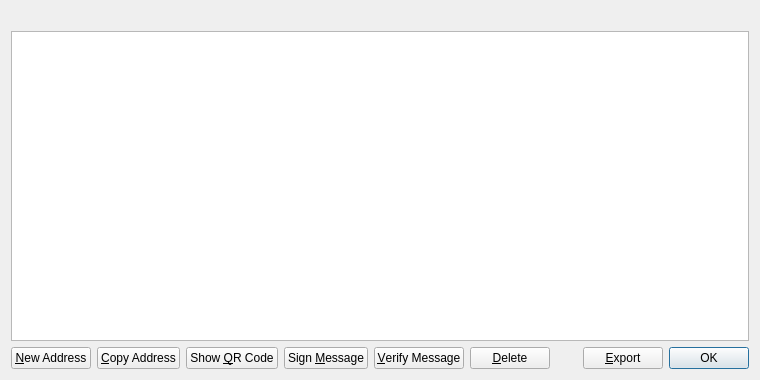
Old version of the form src/qt/forms/addressbookpage.ui in the repository IParn/LimecoinX.
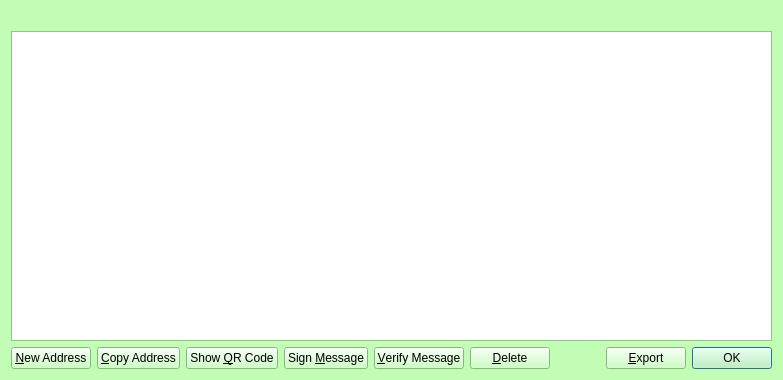
New version of the form. Icons and pictures are not drawn.

```diff
--- a/src/qt/forms/addressbookpage.ui
+++ b/src/qt/forms/addressbookpage.ui
@@ -6,10 +6,431 @@
    <rect>
     <x>0</x>
     <y>0</y>
-    <width>760</width>
+    <width>783</width>
     <height>380</height>
    </rect>
   </property>
+  <property name="sizeIncrement">
+   <size>
+    <width>0</width>
+    <height>0</height>
+   </size>
+  </property>
+  <property name="palette">
+   <palette>
+    <active>
+     <colorrole role="WindowText">
+      <brush brushstyle="SolidPattern">
+       <color alpha="255">
+        <red>0</red>
+        <green>0</green>
+        <blue>0</blue>
+       </color>
+      </brush>
+     </colorrole>
+     <colorrole role="Button">
+      <brush brushstyle="SolidPattern">
+       <color alpha="255">
+        <red>193</red>
+        <green>253</green>
+        <blue>181</blue>
+       </color>
+      </brush>
+     </colorrole>
+     <colorrole role="Light">
+      <brush brushstyle="SolidPattern">
+       <color alpha="255">
+        <red>255</red>
+        <green>255</green>
+        <blue>255</blue>
+       </color>
+      </brush>
+     </colorrole>
+     <colorrole role="Midlight">
+      <brush brushstyle="SolidPattern">
+       <color alpha="255">
+        <red>224</red>
+        <green>254</green>
+        <blue>218</blue>
+       </color>
+      </brush>
+     </colorrole>
+     <colorrole role="Dark">
+      <brush brushstyle="SolidPattern">
+       <color alpha="255">
+        <red>96</red>
+        <green>126</green>
+        <blue>90</blue>
+       </color>
+      </brush>
+     </colorrole>
+     <colorrole role="Mid">
+      <brush brushstyle="SolidPattern">
+       <color alpha="255">
+        <red>129</red>
+        <green>169</green>
+        <blue>121</blue>
+       </color>
+      </brush>
+     </colorrole>
+     <colorrole role="Text">
+      <brush brushstyle="SolidPattern">
+       <color alpha="255">
+        <red>0</red>
+        <green>0</green>
+        <blue>0</blue>
+       </color>
+      </brush>
+     </colorrole>
+     <colorrole role="BrightText">
+      <brush brushstyle="SolidPattern">
+       <color alpha="255">
+        <red>255</red>
+        <green>255</green>
+        <blue>255</blue>
+       </color>
+      </brush>
+     </colorrole>
+     <colorrole role="ButtonText">
+      <brush brushstyle="SolidPattern">
+       <color alpha="255">
+        <red>0</red>
+        <green>0</green>
+        <blue>0</blue>
+       </color>
+      </brush>
+     </colorrole>
+     <colorrole role="Base">
+      <brush brushstyle="SolidPattern">
+       <color alpha="255">
+        <red>255</red>
+        <green>255</green>
+        <blue>255</blue>
+       </color>
+      </brush>
+     </colorrole>
+     <colorrole role="Window">
+      <brush brushstyle="SolidPattern">
+       <color alpha="255">
+        <red>193</red>
+        <green>253</green>
+        <blue>181</blue>
+       </color>
+      </brush>
+     </colorrole>
+     <colorrole role="Shadow">
+      <brush brushstyle="SolidPattern">
+       <color alpha="255">
+        <red>0</red>
+        <green>0</green>
+        <blue>0</blue>
+       </color>
+      </brush>
+     </colorrole>
+     <colorrole role="AlternateBase">
+      <brush brushstyle="SolidPattern">
+       <color alpha="255">
+        <red>224</red>
+        <green>254</green>
+        <blue>218</blue>
+       </color>
+      </brush>
+     </colorrole>
+     <colorrole role="ToolTipBase">
+      <brush brushstyle="SolidPattern">
+       <color alpha="255">
+        <red>255</red>
+        <green>255</green>
+        <blue>220</blue>
+       </color>
+      </brush>
+     </colorrole>
+     <colorrole role="ToolTipText">
+      <brush brushstyle="SolidPattern">
+       <color alpha="255">
+        <red>0</red>
+        <green>0</green>
+        <blue>0</blue>
+       </color>
+      </brush>
+     </colorrole>
+    </active>
+    <inactive>
+     <colorrole role="WindowText">
+      <brush brushstyle="SolidPattern">
+       <color alpha="255">
+        <red>0</red>
+        <green>0</green>
+        <blue>0</blue>
+       </color>
+      </brush>
+     </colorrole>
+     <colorrole role="Button">
+      <brush brushstyle="SolidPattern">
+       <color alpha="255">
+        <red>193</red>
+        <green>253</green>
+        <blue>181</blue>
+       </color>
+      </brush>
+     </colorrole>
+     <colorrole role="Light">
+      <brush brushstyle="SolidPattern">
+       <color alpha="255">
+        <red>255</red>
+        <green>255</green>
+        <blue>255</blue>
+       </color>
+      </brush>
+     </colorrole>
+     <colorrole role="Midlight">
+      <brush brushstyle="SolidPattern">
+       <color alpha="255">
+        <red>224</red>
+        <green>254</green>
+        <blue>218</blue>
+       </color>
+      </brush>
+     </colorrole>
+     <colorrole role="Dark">
+      <brush brushstyle="SolidPattern">
+       <color alpha="255">
+        <red>96</red>
+        <green>126</green>
+        <blue>90</blue>
+       </color>
+      </brush>
+     </colorrole>
+     <colorrole role="Mid">
+      <brush brushstyle="SolidPattern">
+       <color alpha="255">
+        <red>129</red>
+        <green>169</green>
+        <blue>121</blue>
+       </color>
+      </brush>
+     </colorrole>
+     <colorrole role="Text">
+      <brush brushstyle="SolidPattern">
+       <color alpha="255">
+        <red>0</red>
+        <green>0</green>
+        <blue>0</blue>
+       </color>
+      </brush>
+     </colorrole>
+     <colorrole role="BrightText">
+      <brush brushstyle="SolidPattern">
+       <color alpha="255">
+        <red>255</red>
+        <green>255</green>
+        <blue>255</blue>
+       </color>
+      </brush>
+     </colorrole>
+     <colorrole role="ButtonText">
+      <brush brushstyle="SolidPattern">
+       <color alpha="255">
+        <red>0</red>
+        <green>0</green>
+        <blue>0</blue>
+       </color>
+      </brush>
+     </colorrole>
+     <colorrole role="Base">
+      <brush brushstyle="SolidPattern">
+       <color alpha="255">
+        <red>255</red>
+        <green>255</green>
+        <blue>255</blue>
+       </color>
+      </brush>
+     </colorrole>
+     <colorrole role="Window">
+      <brush brushstyle="SolidPattern">
+       <color alpha="255">
+        <red>193</red>
+        <green>253</green>
+        <blue>181</blue>
+       </color>
+      </brush>
+     </colorrole>
+     <colorrole role="Shadow">
+      <brush brushstyle="SolidPattern">
+       <color alpha="255">
+        <red>0</red>
+        <green>0</green>
+        <blue>0</blue>
+       </color>
+      </brush>
+     </colorrole>
+     <colorrole role="AlternateBase">
+      <brush brushstyle="SolidPattern">
+       <color alpha="255">
+        <red>224</red>
+        <green>254</green>
+        <blue>218</blue>
+       </color>
+      </brush>
+     </colorrole>
+     <colorrole role="ToolTipBase">
+      <brush brushstyle="SolidPattern">
+       <color alpha="255">
+        <red>255</red>
+        <green>255</green>
+        <blue>220</blue>
+       </color>
+      </brush>
+     </colorrole>
+     <colorrole role="ToolTipText">
+      <brush brushstyle="SolidPattern">
+       <color alpha="255">
+        <red>0</red>
+        <green>0</green>
+        <blue>0</blue>
+       </color>
+      </brush>
+     </colorrole>
+    </inactive>
+    <disabled>
+     <colorrole role="WindowText">
+      <brush brushstyle="SolidPattern">
+       <color alpha="255">
+        <red>96</red>
+        <green>126</green>
+        <blue>90</blue>
+       </color>
+      </brush>
+     </colorrole>
+     <colorrole role="Button">
+      <brush brushstyle="SolidPattern">
+       <color alpha="255">
+        <red>193</red>
+        <green>253</green>
+        <blue>181</blue>
+       </color>
+      </brush>
+     </colorrole>
+     <colorrole role="Light">
+      <brush brushstyle="SolidPattern">
+       <color alpha="255">
+        <red>255</red>
+        <green>255</green>
+        <blue>255</blue>
+       </color>
+      </brush>
+     </colorrole>
+     <colorrole role="Midlight">
+      <brush brushstyle="SolidPattern">
+       <color alpha="255">
+        <red>224</red>
+        <green>254</green>
+        <blue>218</blue>
+       </color>
+      </brush>
+     </colorrole>
+     <colorrole role="Dark">
+      <brush brushstyle="SolidPattern">
+       <color alpha="255">
+        <red>96</red>
+        <green>126</green>
+        <blue>90</blue>
+       </color>
+      </brush>
+     </colorrole>
+     <colorrole role="Mid">
+      <brush brushstyle="SolidPattern">
+       <color alpha="255">
+        <red>129</red>
+        <green>169</green>
+        <blue>121</blue>
+       </color>
+      </brush>
+     </colorrole>
+     <colorrole role="Text">
+      <brush brushstyle="SolidPattern">
+       <color alpha="255">
+        <red>96</red>
+        <green>126</green>
+        <blue>90</blue>
+       </color>
+      </brush>
+     </colorrole>
+     <colorrole role="BrightText">
+      <brush brushstyle="SolidPattern">
+       <color alpha="255">
+        <red>255</red>
+        <green>255</green>
+        <blue>255</blue>
+       </color>
+      </brush>
+     </colorrole>
+     <colorrole role="ButtonText">
+      <brush brushstyle="SolidPattern">
+       <color alpha="255">
+        <red>96</red>
+        <green>126</green>
+        <blue>90</blue>
+       </color>
+      </brush>
+     </colorrole>
+     <colorrole role="Base">
+      <brush brushstyle="SolidPattern">
+       <color alpha="255">
+        <red>193</red>
+        <green>253</green>
+        <blue>181</blue>
+       </color>
+      </brush>
+     </colorrole>
+     <colorrole role="Window">
+      <brush brushstyle="SolidPattern">
+       <color alpha="255">
+        <red>193</red>
+        <green>253</green>
+        <blue>181</blue>
+       </color>
+      </brush>
+     </colorrole>
+     <colorrole role="Shadow">
+      <brush brushstyle="SolidPattern">
+       <color alpha="255">
+        <red>0</red>
+        <green>0</green>
+        <blue>0</blue>
+       </color>
+      </brush>
+     </colorrole>
+     <colorrole role="AlternateBase">
+      <brush brushstyle="SolidPattern">
+       <color alpha="255">
+        <red>193</red>
+        <green>253</green>
+        <blue>181</blue>
+       </color>
+      </brush>
+     </colorrole>
+     <colorrole role="ToolTipBase">
+      <brush brushstyle="SolidPattern">
+       <color alpha="255">
+        <red>255</red>
+        <green>255</green>
+        <blue>220</blue>
+       </color>
+      </brush>
+     </colorrole>
+     <colorrole role="ToolTipText">
+      <brush brushstyle="SolidPattern">
+       <color alpha="255">
+        <red>0</red>
+        <green>0</green>
+        <blue>0</blue>
+       </color>
+      </brush>
+     </colorrole>
+    </disabled>
+   </palette>
+  </property>
   <property name="windowTitle">
    <string>Address Book</string>
   </property>
```
